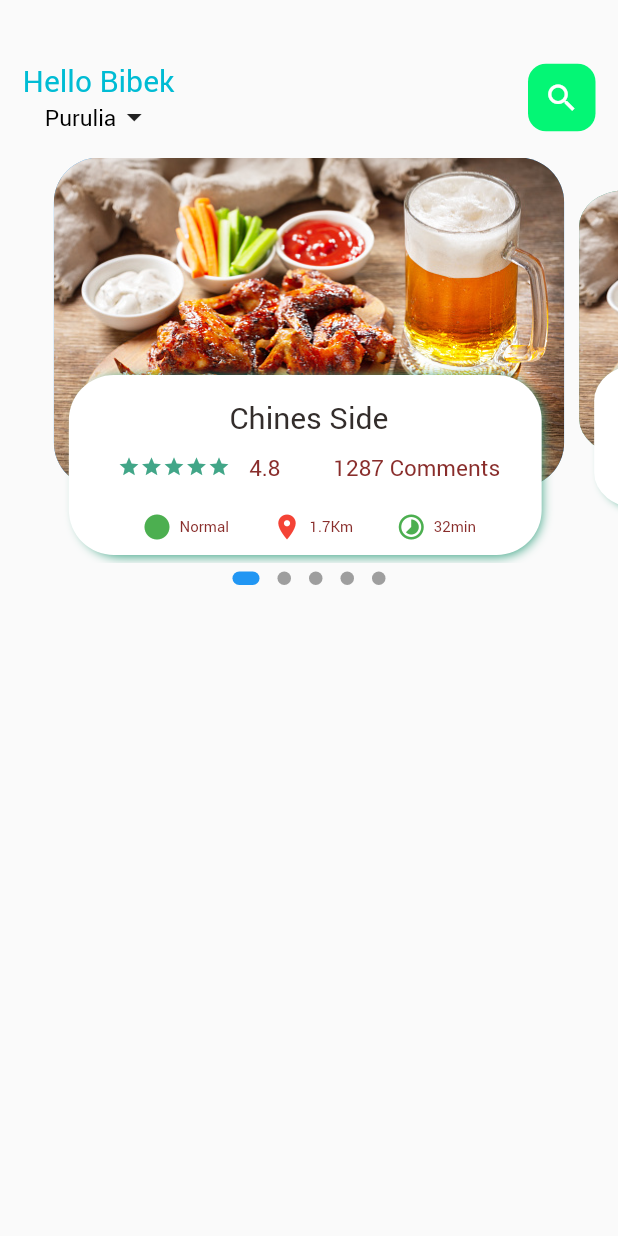
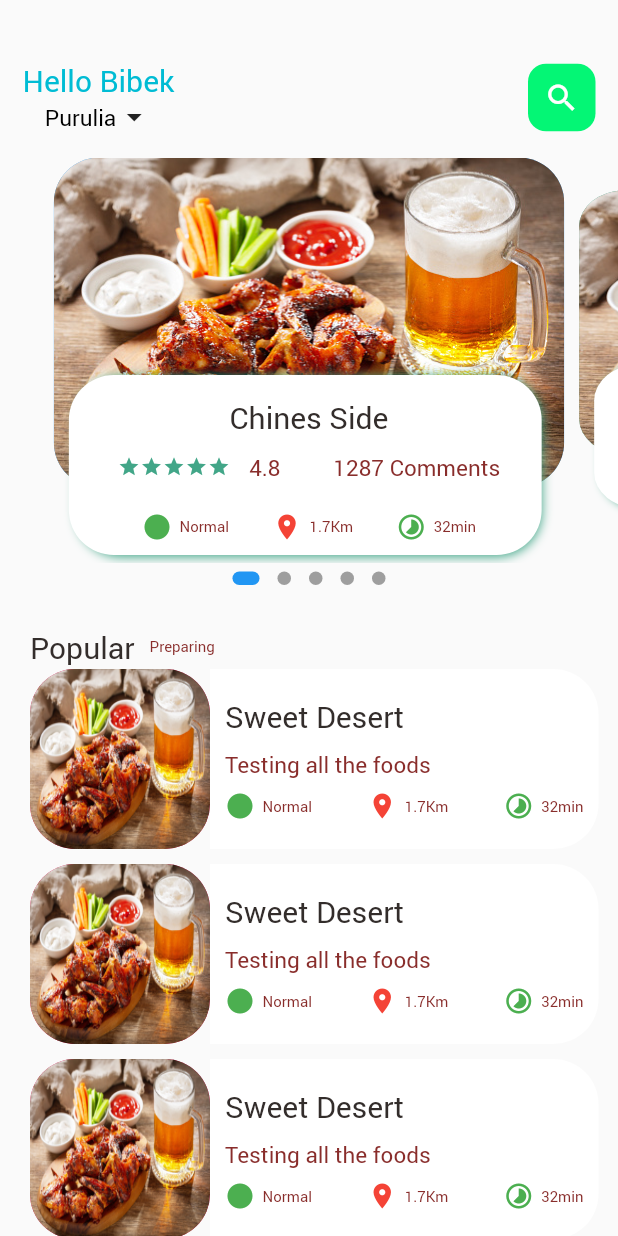
Before and after one commit to bbkdit/flutter_food, a Flutter app: the screen it shows after launch, on a phone screen of 412 x 824 dp. Run offline on Flutter 3.47's test engine with Material 2 defaults, Android fonts, the phone set to English and light mode, and no system bars; drawn by our look-alikes of dots_indicator; our stand-ins replace get; network calls fail.

```diff
--- /dev/null
+++ b/lib/controllers/popular_product_controller.dart
@@ -0,0 +1,26 @@
+// import 'dart:html';
+
+import 'package:flutter_application_1/data/repository/popular_product_repo.dart';
+import 'package:get/get.dart';
+
+import '../data/model/product_model.dart';
+
+class PopularProductController extends GetxController {
+  final PopularProducrRepo popularProducrRepo;
+
+  PopularProductController({required this.popularProducrRepo});
+  List<dynamic> _popularProductList = [];
+  List<dynamic> get popularProductList => _popularProductList;
+  Future<void> getPopularProductList() async {
+    Response response = await popularProducrRepo.getPopularProductList();
+
+    if (response.statusCode == 200) {
+      print("got product data");
+      _popularProductList = [];
+      _popularProductList.addAll(ProductModel.fromJson(response.body).product);
+      update();
+    } else {
+      print(response.statusText);
+    }
+  }
+}
--- /dev/null
+++ b/lib/data/repository/popular_product_repo.dart
@@ -0,0 +1,12 @@
+import 'package:flutter_application_1/data/api/api_client.dart';
+import 'package:get/get.dart';
+
+class PopularProducrRepo extends GetxService {
+  final ApiClient apiClient;
+
+  PopularProducrRepo({required this.apiClient});
+
+  Future<Response> getPopularProductList() async {
+    return await apiClient.getData("/api/v1/products/popular");
+  }
+}
--- a/lib/main.dart
+++ b/lib/main.dart
@@ -1,8 +1,13 @@
 import 'package:flutter/material.dart';
+import 'package:flutter_application_1/controllers/popular_product_controller.dart';
 // import 'package:flutter_application_1/screen/home_screen.dart';
 import 'package:flutter_application_1/screen/main_screen.dart';
+import 'package:get/get.dart';
+import 'helper/dependencies.dart' as dep;
 
-void main() {
+Future<void> main() async {
+  WidgetsFlutterBinding.ensureInitialized();
+  await dep.init();
   runApp(const MyApp());
 }
 
@@ -12,13 +17,14 @@ class MyApp extends StatelessWidget {
   // This widget is the root of your application.
   @override
   Widget build(BuildContext context) {
+    Get.find<PopularProductController>().getPopularProductList();
     return MaterialApp(
       debugShowCheckedModeBanner: false,
       title: 'Food App',
       theme: ThemeData(
         primarySwatch: Colors.blue,
       ),
-      home: MainScreen(),
+      home: const MainScreen(),
     );
   }
 }
--- a/lib/screen/food_page_screen.dart
+++ b/lib/screen/food_page_screen.dart
@@ -1,4 +1,6 @@
 // import 'dart:ffi';
+// import 'dart:html';
+
 import 'package:dots_indicator/dots_indicator.dart';
 import 'package:flutter/material.dart';
 import 'package:flutter_application_1/wigits/icon_and_text.dart';
@@ -63,6 +65,137 @@ class _FoodPageScreenState extends State<FoodPageScreen> {
                 borderRadius: BorderRadius.circular(5.0)),
           ),
         ),
+        const SizedBox(
+          height: 20,
+        ),
+        Container(
+          height: 30,
+          margin: EdgeInsets.only(left: 20),
+          child: Row(
+            children: [
+              BigText(text: "Popular"),
+              const SizedBox(
+                width: 10,
+              ),
+              SmallText(
+                text: "Preparing",
+                size: 10,
+              ),
+            ],
+          ),
+        ),
+
+        //popular list view
+        Container(
+          height: 900,
+          padding: EdgeInsets.only(right: 13.0),
+          // color: Colors.blue,
+          child: Container(
+            child: ListView.builder(
+                scrollDirection: Axis.vertical,
+                physics: NeverScrollableScrollPhysics(),
+                shrinkWrap: true,
+                itemCount: 10,
+                itemBuilder: (context, index) {
+                  return Container(
+                    margin: const EdgeInsets.only(
+                      left: 20,
+                    ),
+                    padding: const EdgeInsets.only(bottom: 10),
+                    child: Row(
+                      children: [
+                        Container(
+                          height: 120,
+                          width: 120,
+                          decoration: BoxDecoration(
+                              color: Colors.pink,
+                              borderRadius: BorderRadius.circular(30),
+                              image: const DecorationImage(
+                                  fit: BoxFit.fill,
+                                  image:
+                                      AssetImage("assets/images/food1.jpg"))),
+                        ),
+                        Expanded(
+                          child: Container(
+                            height: 120,
+                            // color: Colors.pink,
+                            decoration: const BoxDecoration(
+                              color: Colors.white,
+                              borderRadius: BorderRadius.only(
+                                topRight: Radius.circular(30),
+                                bottomRight: Radius.circular(30),
+                              ),
+                            ),
+                            child: Padding(
+                              padding: const EdgeInsets.only(
+                                  left: 10, top: 10, bottom: 10, right: 10),
+                              child: Column(
+                                crossAxisAlignment: CrossAxisAlignment.start,
+                                mainAxisAlignment:
+                                    MainAxisAlignment.spaceEvenly,
+                                children: [
+                                  BigText(text: "Sweet Desert"),
+                                  SmallText(text: "Testing all the foods"),
+                                  Container(
+                                    child: Row(
+                                      mainAxisAlignment:
+                                          MainAxisAlignment.spaceBetween,
+                                      children: const [
+                                        IconAndText(
+                                            icon: Icons.circle_sharp,
+                                            text: "Normal",
+                                            iconColor: Colors.green),
+                                        IconAndText(
+                                            icon: Icons.location_on,
+                                            text: "1.7Km",
+                                            iconColor: Colors.red),
+                                        IconAndText(
+                                            icon: Icons.timelapse_rounded,
+                                            text: "32min",
+                                            iconColor: Colors.green),
+                                      ],
+                                    ),
+                                  ),
+                                ],
+                              ),
+                            ),
+                            // color: Colors.green,
+                          ),
+                        )
+                      ],
+                    ),
+                  );
+                }
+                // itemBuilder: (BuildContext context, int index) {
+                //   return ListTile(
+                //       leading: const Icon(Icons.list),
+                //       trailing: const Text(
+                //         "GFG",
+                //         style: TextStyle(color: Colors.green, fontSize: 15),
+                //       ),
+                //       title: Text("List item $index"));
+                // },
+                ),
+          ),
+          // child: ListView.builder(
+          //     // scrollDirection: Axis.vertical,
+          //     physics: NeverScrollableScrollPhysics(),
+          //     shrinkWrap: true,
+          //     itemCount: 10,
+          //     itemBuilder: (context, index) {
+          //       return Container(
+          //         child: Row(
+          //           children: [
+          //             Container(
+          //               height: 120,
+          //               width: 120,
+          //               color: Colors.amber,
+          //             )
+          //           ],
+          //         ),
+          //       );
+          //     }),
+        )
       ],
     );
   }
--- a/lib/screen/main_screen.dart
+++ b/lib/screen/main_screen.dart
@@ -55,7 +55,10 @@ class _MainScreenState extends State<MainScreen> {
               ],
             ),
           ),
-          const FoodPageScreen(),
+          const Expanded(
+              child: SingleChildScrollView(
+            child: FoodPageScreen(),
+          ))
         ],
       ),
     );
--- a/pubspec.yaml
+++ b/pubspec.yaml
@@ -29,6 +29,7 @@ environment:
 dependencies:
   flutter:
     sdk: flutter
+  get: 4.6.5
   dots_indicator: ^2.1.0
 
   # The following adds the Cupertino Icons font to your application.
```
Also changed, not shown: lib/data/api/api_client.dart (added, +37 -0 lines), lib/data/model/product_model.dart (added, +146 -0 lines), lib/helper/dependencies.dart (added, +14 -0 lines), lib/utils/app_constants.dart (added, +9 -0 lines), lib/utils/dimensions.dart (added, +9 -0 lines), pubspec.lock.
